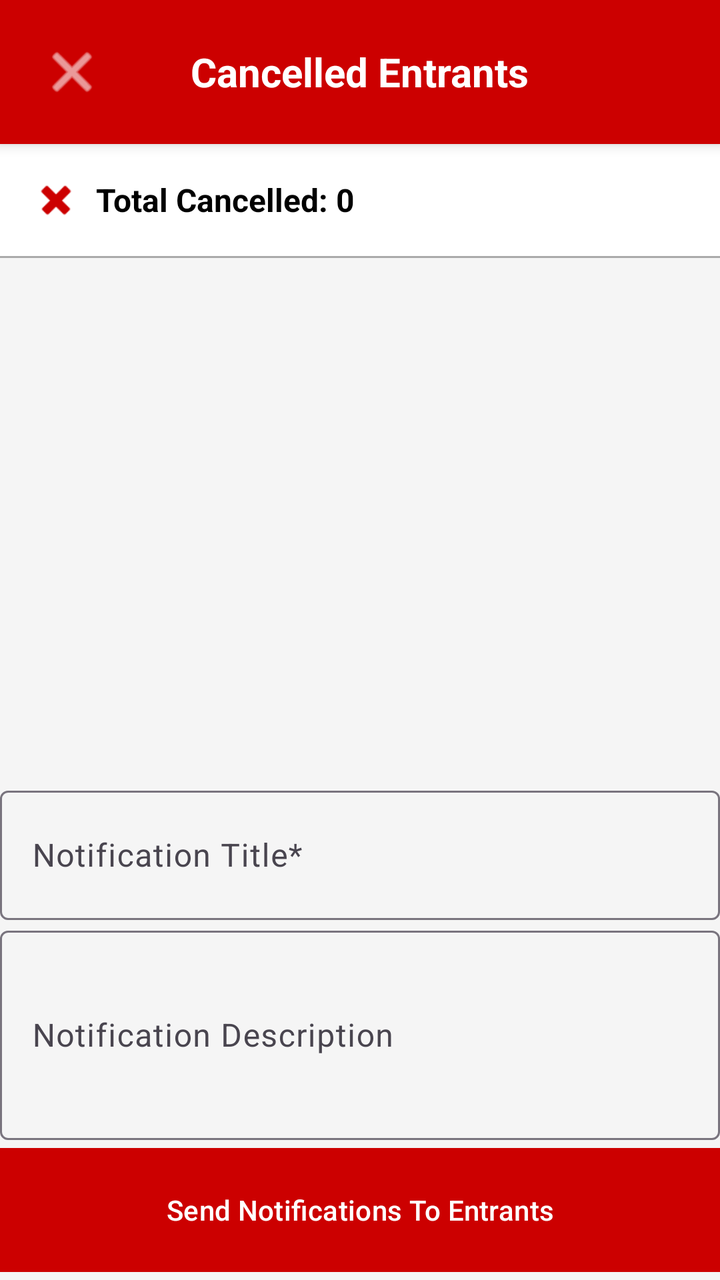
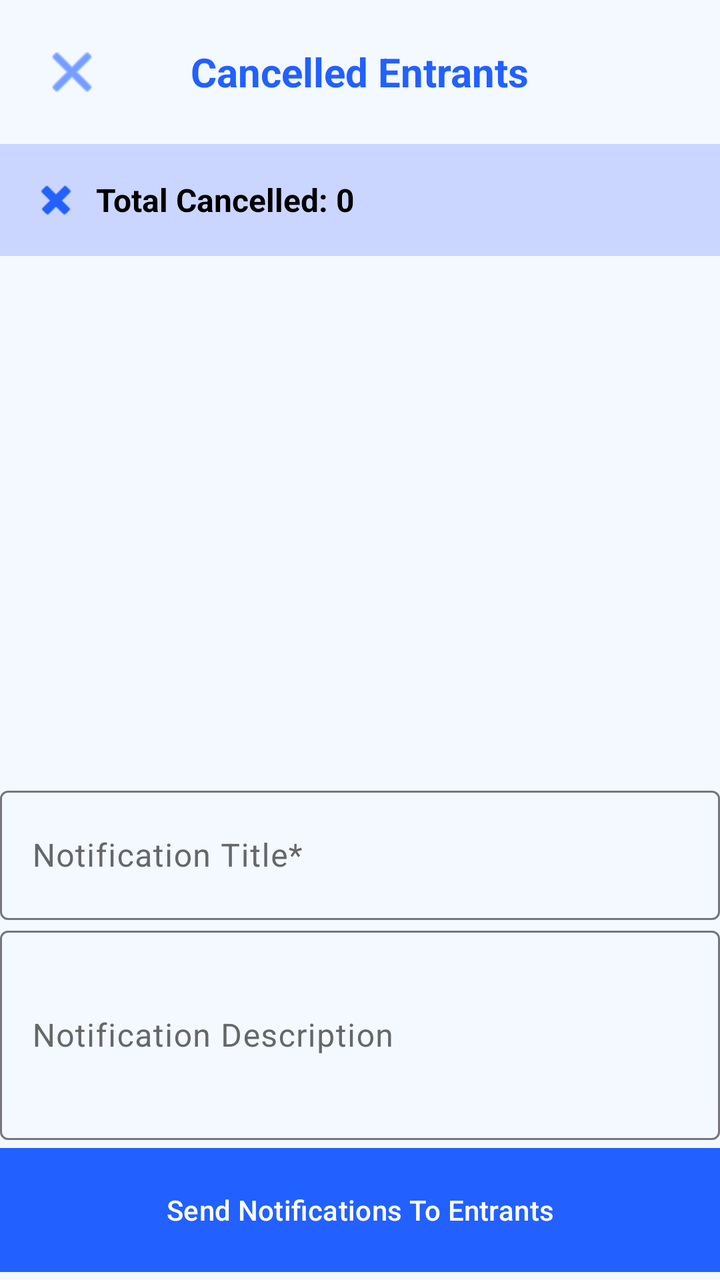

Screens rendered from an Android XML layout before and after an edit, with the pre-edit source and the edit as a unified diff.
<!-- AndroidManifest.xml: activity theme Theme.GitCat_events -->
<!-- res/layout/activity_cancelled_entrants_view.xml -->
<?xml version="1.0" encoding="utf-8"?>
<LinearLayout xmlns:android="http://schemas.android.com/apk/res/android"
    xmlns:app="http://schemas.android.com/apk/res-auto"
    android:layout_width="match_parent"
    android:layout_height="match_parent"
    android:orientation="vertical"
    android:background="#F5F5F5">

    

    <RelativeLayout
        android:layout_width="match_parent"
        android:layout_height="wrap_content"
        android:background="@android:color/holo_red_dark"
        android:padding="16dp"
        android:elevation="4dp">

        <ImageButton
            android:id="@+id/btnBack"
            android:layout_width="40dp"
            android:layout_height="40dp"
            android:layout_alignParentStart="true"
            android:layout_centerVertical="true"
            android:background="?attr/selectableItemBackgroundBorderless"
            android:src="@android:drawable/ic_menu_close_clear_cancel"
            android:contentDescription="Back"
            app:tint="@android:color/white" />

        <TextView
            android:id="@+id/tvEventName"
            android:layout_width="wrap_content"
            android:layout_height="wrap_content"
            android:layout_centerInParent="true"
            android:text="Cancelled Entrants"
            android:textColor="@android:color/white"
            android:textSize="20sp"
            android:textStyle="bold" />
    </RelativeLayout>

    
    <LinearLayout
        android:layout_width="match_parent"
        android:layout_height="wrap_content"
        android:orientation="horizontal"
        android:padding="16dp"
        android:background="@android:color/white"
        android:gravity="center_vertical">

        <ImageView
            android:layout_width="24dp"
            android:layout_height="24dp"
            android:src="@android:drawable/ic_delete"
            android:layout_marginEnd="8dp"
            app:tint="@android:color/holo_red_dark" />

        <TextView
            android:id="@+id/tvCancelledListCount"
            android:layout_width="wrap_content"
            android:layout_height="wrap_content"
            android:text="Total Cancelled: 0"
            android:textSize="16sp"
            android:textStyle="bold"
            android:textColor="@color/black" />
    </LinearLayout>

    

    

    
    <TextView
        android:id="@+id/tvCancelledListEmpty"
        android:layout_width="match_parent"
        android:layout_height="0dp"
        android:layout_weight="1"
        android:gravity="center"
        android:text="No cancelled entrants\n\n✓ All invited entrants have either accepted or are still pending"
        android:textAlignment="center"
        android:textSize="16sp"
        android:textColor="@android:color/darker_gray"
        android:visibility="gone" />

    <LinearLayout
        android:layout_width="match_parent"
        android:layout_height="match_parent"
        android:orientation="vertical">

        <View
            android:layout_width="match_parent"
            android:layout_height="1dp"
            android:background="@android:color/darker_gray" />

        <androidx.recyclerview.widget.RecyclerView
            android:id="@+id/rvCancelledList"
            android:layout_width="match_parent"
            android:layout_height="0dp"
            android:layout_weight="1"
            android:clipToPadding="false"
            android:padding="8dp" />

        <LinearLayout
            android:layout_width="match_parent"
            android:layout_height="250dp"
            android:orientation="vertical">

            <com.google.android.material.textfield.TextInputLayout
                android:id="@+id/textInputLayout"
                android:layout_width="match_parent"
                android:layout_height="70dp">

                <com.google.android.material.textfield.TextInputEditText
                    android:id="@+id/cancelledListNotifTitleText"
                    android:layout_width="match_parent"
                    android:layout_height="match_parent"
                    android:hint="Notification Title*" />
            </com.google.android.material.textfield.TextInputLayout>

            <com.google.android.material.textfield.TextInputLayout
                android:id="@+id/textInputLayout2"
                android:layout_width="match_parent"
                android:layout_height="110dp">

                <com.google.android.material.textfield.TextInputEditText
                    android:id="@+id/cancelledListNotifDescription"
                    android:layout_width="match_parent"
                    android:layout_height="match_parent"
                    android:hint="Notification Description" />
            </com.google.android.material.textfield.TextInputLayout>

            <Button
                android:id="@+id/cancelledListSendNotif"
                android:layout_width="match_parent"
                android:layout_height="70dp"
                android:layout_marginTop="0dp"
                android:backgroundTint="@android:color/holo_red_dark"
                android:text="Send Notifications To Entrants"
                app:cornerRadius="0dp" />
        </LinearLayout>
    </LinearLayout>

</LinearLayout>
<!-- resources referenced by this layout -->
<resources>
  <color name="black">#FF000000</color>
  <style name="Theme.GitCat_events" parent="Base.Theme.GitCat_events" />
  <style name="Base.Theme.GitCat_events" parent="Theme.Material3.DayNight.NoActionBar">
          
          
      </style>
</resources>

<!-- the commit's change to res/layout/activity_cancelled_entrants_view.xml (unified diff, before → after) -->
@@ -3,17 +3,16 @@
     xmlns:app="http://schemas.android.com/apk/res-auto"
     android:layout_width="match_parent"
     android:layout_height="match_parent"
-    android:orientation="vertical"
-    android:background="#F5F5F5">
+    android:background="@color/background_color"
+    android:orientation="vertical">
 
     
 
     <RelativeLayout
         android:layout_width="match_parent"
         android:layout_height="wrap_content"
-        android:background="@android:color/holo_red_dark"
-        android:padding="16dp"
-        android:elevation="4dp">
+        android:elevation="4dp"
+        android:padding="16dp">
 
         <ImageButton
             android:id="@+id/btnBack"
@@ -22,9 +21,9 @@
             android:layout_alignParentStart="true"
             android:layout_centerVertical="true"
             android:background="?attr/selectableItemBackgroundBorderless"
+            android:contentDescription="Back"
             android:src="@android:drawable/ic_menu_close_clear_cancel"
-            android:contentDescription="Back"
-            app:tint="@android:color/white" />
+            app:tint="@color/button_color" />
 
         <TextView
             android:id="@+id/tvEventName"
@@ -32,7 +31,7 @@
             android:layout_height="wrap_content"
             android:layout_centerInParent="true"
             android:text="Cancelled Entrants"
-            android:textColor="@android:color/white"
+            android:textColor="@color/text_color_colored"
             android:textSize="20sp"
             android:textStyle="bold" />
     </RelativeLayout>
@@ -41,26 +40,26 @@
     <LinearLayout
         android:layout_width="match_parent"
         android:layout_height="wrap_content"
+        android:background="@color/container_color"
+        android:gravity="center_vertical"
         android:orientation="horizontal"
-        android:padding="16dp"
-        android:background="@android:color/white"
-        android:gravity="center_vertical">
+        android:padding="16dp">
 
         <ImageView
             android:layout_width="24dp"
             android:layout_height="24dp"
+            android:layout_marginEnd="8dp"
             android:src="@android:drawable/ic_delete"
-            android:layout_marginEnd="8dp"
-            app:tint="@android:color/holo_red_dark" />
+            app:tint="@color/button_color" />
 
         <TextView
             android:id="@+id/tvCancelledListCount"
             android:layout_width="wrap_content"
             android:layout_height="wrap_content"
             android:text="Total Cancelled: 0"
+            android:textColor="@color/text_color_dark"
             android:textSize="16sp"
-            android:textStyle="bold"
-            android:textColor="@color/black" />
+            android:textStyle="bold" />
     </LinearLayout>
 
     
@@ -76,8 +75,8 @@
         android:gravity="center"
         android:text="No cancelled entrants\n\n✓ All invited entrants have either accepted or are still pending"
         android:textAlignment="center"
+        android:textColor="@color/text_color_dark"
         android:textSize="16sp"
-        android:textColor="@android:color/darker_gray"
         android:visibility="gone" />
 
     <LinearLayout
@@ -87,8 +86,7 @@
 
         <View
             android:layout_width="match_parent"
-            android:layout_height="1dp"
-            android:background="@android:color/darker_gray" />
+            android:layout_height="1dp" />
 
         <androidx.recyclerview.widget.RecyclerView
             android:id="@+id/rvCancelledList"
@@ -106,7 +104,13 @@
             <com.google.android.material.textfield.TextInputLayout
                 android:id="@+id/textInputLayout"
                 android:layout_width="match_parent"
-                android:layout_height="70dp">
+                android:layout_height="70dp"
+                android:textColorHint="@color/text_color_medium"
+                app:helperTextTextColor="@color/text_color_medium"
+                app:hintTextColor="@color/text_color_medium"
+                app:placeholderTextColor="@color/text_color_medium"
+                app:prefixTextColor="@color/text_color_medium"
+                app:suffixTextColor="@color/text_color_medium">
 
                 <com.google.android.material.textfield.TextInputEditText
                     android:id="@+id/cancelledListNotifTitleText"
@@ -118,7 +122,13 @@
             <com.google.android.material.textfield.TextInputLayout
                 android:id="@+id/textInputLayout2"
                 android:layout_width="match_parent"
-                android:layout_height="110dp">
+                android:layout_height="110dp"
+                android:textColorHint="@color/text_color_medium"
+                app:helperTextTextColor="@color/text_color_medium"
+                app:hintTextColor="@color/text_color_medium"
+                app:placeholderTextColor="@color/text_color_medium"
+                app:prefixTextColor="@color/text_color_medium"
+                app:suffixTextColor="@color/text_color_medium">
 
                 <com.google.android.material.textfield.TextInputEditText
                     android:id="@+id/cancelledListNotifDescription"
@@ -132,8 +142,9 @@
                 android:layout_width="match_parent"
                 android:layout_height="70dp"
                 android:layout_marginTop="0dp"
-                android:backgroundTint="@android:color/holo_red_dark"
+                android:backgroundTint="@color/button_color"
                 android:text="Send Notifications To Entrants"
+                android:textColor="@color/text_color_light"
                 app:cornerRadius="0dp" />
         </LinearLayout>
     </LinearLayout>
<!-- resource entries referenced after the edit -->
@@ -1,6 +1,12 @@
 <!-- resources referenced by this layout -->
 <resources>
-  <color name="black">#FF000000</color>
+  <color name="background_color">#F3F9FF</color>
+  <color name="button_color">#2260ff</color>
+  <color name="container_color">#CAD6ff</color>
+  <color name="text_color_colored">#2260ff</color>
+  <color name="text_color_dark">#000000</color>
+  <color name="text_color_light">#ffffff</color>
+  <color name="text_color_medium">#676767</color>
   <style name="Theme.GitCat_events" parent="Base.Theme.GitCat_events" />
   <style name="Base.Theme.GitCat_events" parent="Theme.Material3.DayNight.NoActionBar">
           
